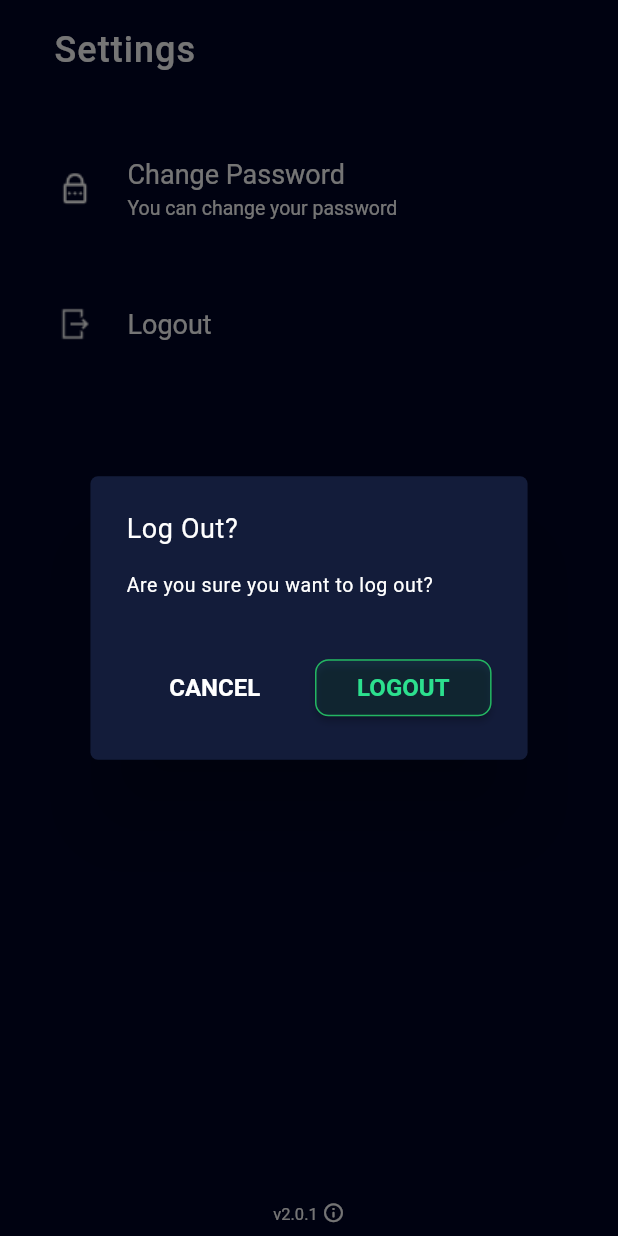
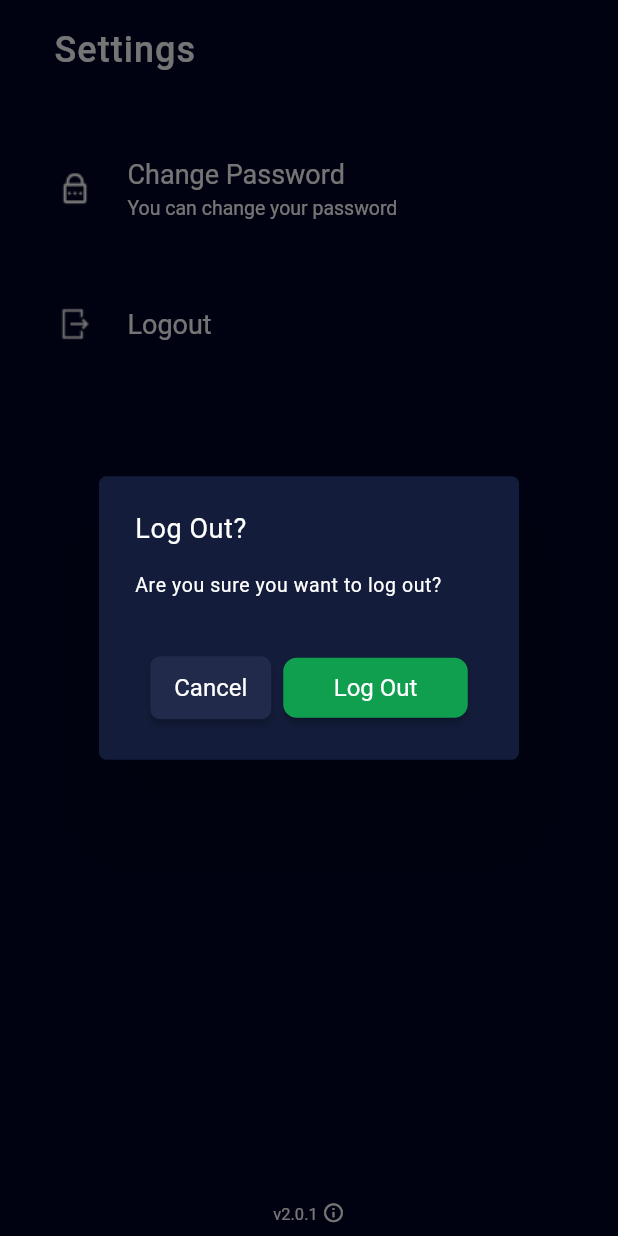
Before and after one commit to Moeez1999/Lytics, a Flutter app: the AccountScreen screen opened directly, after a tap on "Logout", on a phone screen of 412 x 824 dp. Run offline on Flutter 3.47's test engine with Material 2 defaults, Android fonts, the phone set to English and light mode, and no system bars; our stand-ins replace awesome_notifications, better_player, cached_network_image, carousel_slider, charts_flutter, cloud_firestore and 18 more; missing offline and left inert: change_case, flutter_app_badger, flutter_simple_treeview, flutter_sound, flutter_sound_platform_interface, helpers and 2 more; accounts and stored records are empty; project files that could hold a hidden picture were left out.

Commit message:
some changes

```diff
--- a/lytics_lens/lib/Constants/common_color.dart
+++ b/lytics_lens/lib/Constants/common_color.dart
@@ -2,7 +2,7 @@ import 'package:flutter/material.dart';
 
 class CommonColor {
   static final Color greenColorWithOpacity = Color(0xff23B662).withOpacity(0.1);
-  static final Color cancelButtonColor = Colors.white;
+  static final Color cancelButtonColor = Color(0xff212a4a);
   static final Color clearButtonColor = Color(0xff212a4a);
   static final Color transparent = Colors.transparent;
   static final Color whiteColor = Colors.white;
@@ -37,4 +37,7 @@ class CommonColor {
 
   static final Color hintTextColor = Color(0xffC4C4C4A3).withOpacity(0.64);
   static final Color applyFilterButtonColor = Color(0xff455177);
+  static final Color newButtonColor = Color(0xff109f4f);
+  static final Color settingHovourColor=Color(0xff22B161);
+
 }
--- a/lytics_lens/lib/views/account_Screen.dart
+++ b/lytics_lens/lib/views/account_Screen.dart
@@ -236,9 +236,9 @@ class AccountScreen extends StatelessWidget {
             ],
           )),
       onTap: onTap,
-      splashColor: Color(0xff48beeb),
-      hoverColor: Color(0xff48beeb),
-      focusColor: Color(0xff48beeb),
+      splashColor: Colors.white,
+      hoverColor: Colors.white,
+      focusColor: Colors.white,
     ).marginOnly(bottom: 30.0);
   }
 
@@ -356,25 +356,25 @@ class AccountScreen extends StatelessWidget {
                         Get.back();
                       },
                       child: Text(
-                        "CANCEL",
+                        "Cancel",
                         textScaleFactor: 1.0,
                         style: TextStyle(
-                            color: CommonColor.cancelButtonColor,
+                            color: CommonColor.whiteColor,
                             fontSize: 16,
-                            fontWeight: FontWeight.w700),
+                            fontWeight: FontWeight.w400),
                       ),
-                      minWidth: Get.width / 3.5,
-                      height: 38,
+                      minWidth: 80,
+                      height: 42,
+                      color: Color(0xff212A4A),
+                      shape: RoundedRectangleBorder(
+                          borderRadius: BorderRadius.circular(7.0)),
                     ),
                     SizedBox(
                       width: 8.0,
                     ),
                     MaterialButton(
-                      color: CommonColor.greenColorWithOpacity,
+                      color: CommonColor.newButtonColor,
                       shape: RoundedRectangleBorder(
-                          side: BorderSide(
-                            color: Color(0xff23B662),
-                          ),
                           borderRadius: BorderRadius.circular(9.0)),
                       onPressed: () async {
                         print("check");
@@ -382,15 +382,15 @@ class AccountScreen extends StatelessWidget {
                         await _.logout();
                       },
                       child: Text(
-                        "LOGOUT",
+                        "Log Out",
                         textScaleFactor: 1.0,
                         style: TextStyle(
-                            color: CommonColor.greenButtonTextColor,
+                            color: CommonColor.whiteColor,
                             fontSize: 16,
-                            fontWeight: FontWeight.w700),
+                            fontWeight: FontWeight.w400),
                       ),
-                      minWidth: Get.width / 3.5,
-                      height: 38,
+                      minWidth: 123,
+                      height: 40,
                     ),
                   ],
                 ),
```
Also changed, not shown: lytics_lens/lib/views/clipping_screen.dart (+37 -42 lines), lytics_lens/lib/views/dashboard_screen.dart (+17 -13 lines), lytics_lens/lib/views/player_Screen.dart (+43 -34 lines), lytics_lens/lib/views/reports_Screen.dart (+51 -51 lines), lytics_lens/lib/views/search.dart (+2 -9 lines).
